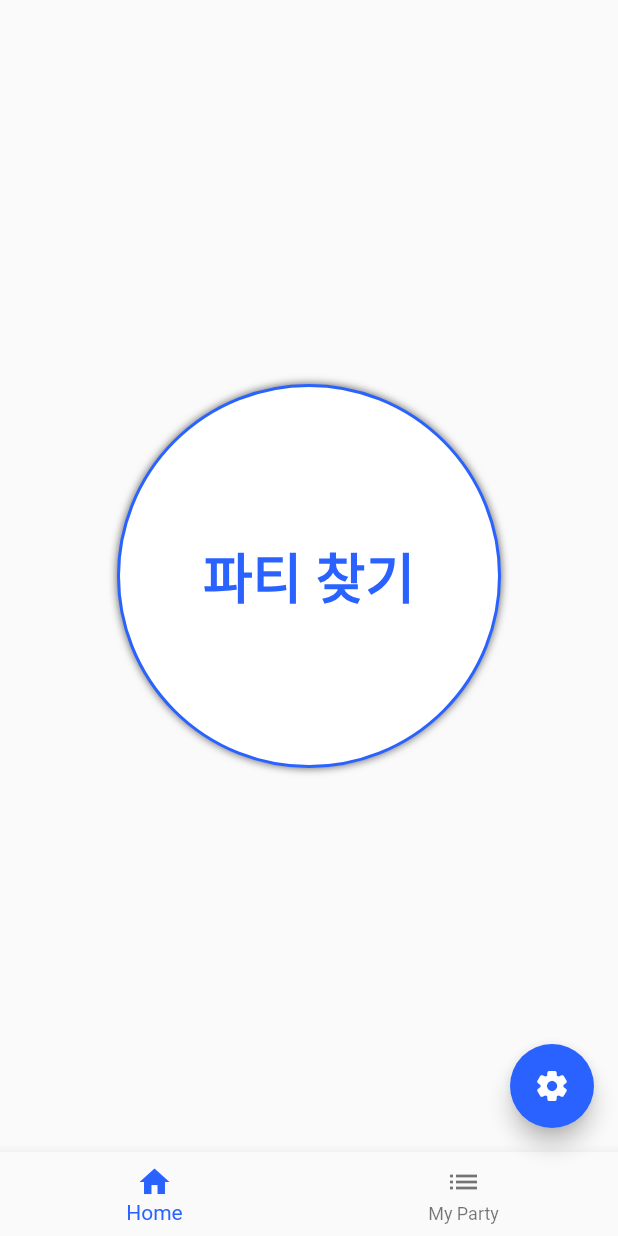
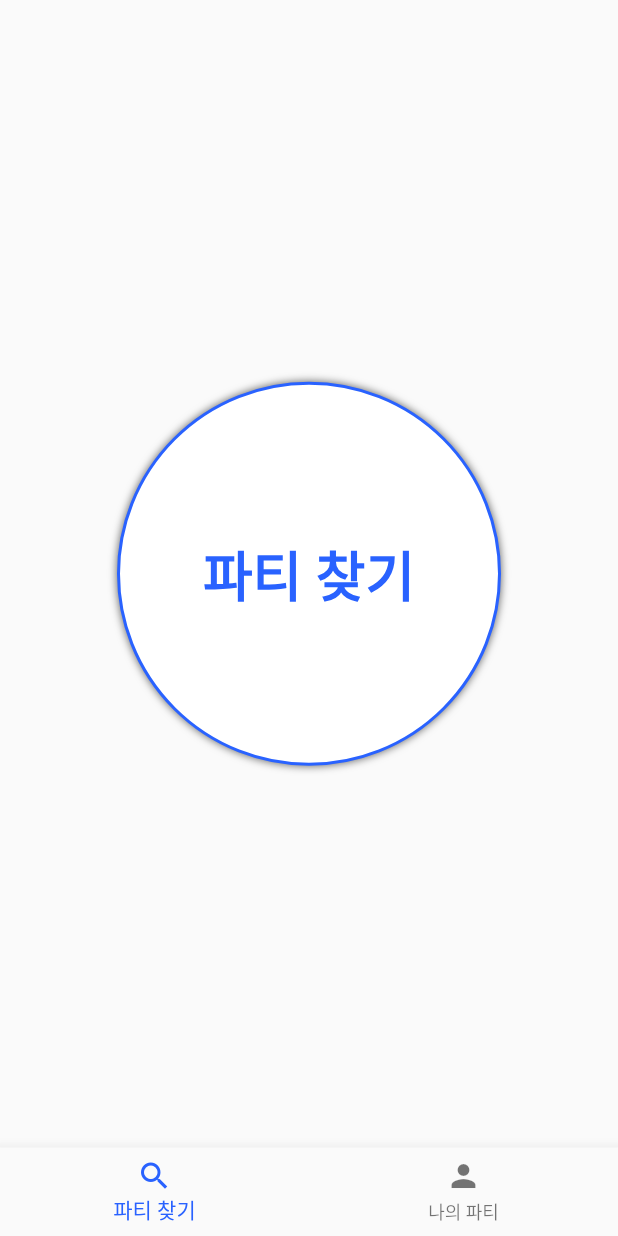
Before and after one commit to outters/gongpot_client, a Flutter app: the screen it shows after launch, on a phone screen of 412 x 824 dp. Run offline on Flutter 3.47's test engine with Material 2 defaults, Android fonts, the phone set to English and light mode, and no system bars; our stand-ins replace go_router, logger.

Commit message:
feat:7-add my party page - implements my party page (just mock ui) - need to improve

```diff
--- a/lib/main.dart
+++ b/lib/main.dart
@@ -3,7 +3,7 @@ import 'package:gongpot/routes/routes.dart';
 import 'package:gongpot/styles/theme.dart';
 
 void main(List<String> args) {
-  runApp( const MyApp());
+  runApp(const MyApp());
 }
 
 class MyApp extends StatelessWidget {
@@ -12,6 +12,7 @@ class MyApp extends StatelessWidget {
   @override
   Widget build(BuildContext context) {
     return MaterialApp.router(
+      debugShowCheckedModeBanner: false,
       routerConfig: router,
       theme: lightTheme,
     );
--- /dev/null
+++ b/lib/providers/party_provider.dart
@@ -0,0 +1,3 @@
+import 'package:flutter/material.dart';
+
+class PartyProvider extends ChangeNotifier {}
--- a/lib/routes/paths.dart
+++ b/lib/routes/paths.dart
@@ -1,3 +1,5 @@
 abstract class Paths {
-  static String main = '/';
+  static String root = '/';
+  static String findParty = '/find_party';
+  static String myParty = '/my_party';
 }
--- a/lib/routes/routes.dart
+++ b/lib/routes/routes.dart
@@ -1,12 +1,30 @@
+import 'package:flutter/material.dart';
 import 'package:go_router/go_router.dart';
-import 'package:gongpot/views/home/home.dart';
+import 'package:gongpot/views/find_party/find_party.dart';
 import 'package:gongpot/routes/paths.dart';
+import 'package:gongpot/views/my_party/my_party.dart';
+import 'package:gongpot/views/shell/shell.dart';
+
+final GlobalKey<NavigatorState> rootNavKey = GlobalKey<NavigatorState>();
+final GlobalKey<NavigatorState> shellNavKey = GlobalKey<NavigatorState>();
 
 GoRouter router = GoRouter(
+  navigatorKey: rootNavKey,
+  initialLocation: Paths.findParty,
   routes: [
-    GoRoute(
-      path: Paths.main,
-      builder: (context, state) => const Home(),
-    )
+    ShellRoute(
+      navigatorKey: shellNavKey,
+      routes: [
+        GoRoute(
+          path: Paths.findParty,
+          pageBuilder: (context, state) => const NoTransitionPage(child: FindParty()),
+        ),
+        GoRoute(
+          path: Paths.myParty,
+          pageBuilder: (context, state) => const NoTransitionPage(child: MyParty()),
+        )
+      ],
+      builder: (context, state, child) => Shell(state: state, child: child),
+    ),
   ],
 );
--- a/lib/views/home/home.dart
+++ b/lib/views/find_party/find_party.dart
@@ -3,15 +3,14 @@ import 'package:flutter/material.dart';
 import 'package:gongpot/providers/find_party_provider.dart';
 import 'package:provider/provider.dart';
 
-class Home extends StatelessWidget {
-  const Home({super.key});
+class FindParty extends StatelessWidget {
+  const FindParty({super.key});
 
   @override
   Widget build(BuildContext context) {
     return ChangeNotifierProvider(
       create: (context) => FindPartyProvider(),
-      child: Scaffold(
-        body: Center(
+      child: Center(
         child: Column(
           mainAxisAlignment: MainAxisAlignment.center,
           children: [
@@ -20,53 +19,24 @@ class Home extends StatelessWidget {
                 provider: provider,
                 onTap: () async {
                   await provider.findParty().then((value) {
-                      if (!value) {
                     showDialog(
                       context: context,
                       builder: (context) => AlertDialog(
                         title: const Text('알림'),
                         content: Column(
                           mainAxisSize: MainAxisSize.min,
-                              children: const [
-                                Text('파티를 찾지 못했습니다'),
+                          children: [
+                            Text(value ? '파티를 찾았습니다' : '파티를 찾지 못했습니다'),
                           ],
                         ),
                       ),
                     );
-                      } else {
-                        showDialog(
-                          context: context,
-                          builder: (context) => AlertDialog(
-                            title: const Text('알림'),
-                            content: Column(
-                              mainAxisSize: MainAxisSize.min,
-                              children: const [
-                                Text('파티를 찾았습니다'),
-                              ],
-                            ),
-                          ),
-                        );
-                      }
                   });
                 },
               ),
             )
           ],
         ),
-        ),
-        floatingActionButton: FloatingActionButton(
-          onPressed: () {},
-          backgroundColor: Theme.of(context).colorScheme.primary,
-          child: Icon(
-            Icons.settings_rounded,
-            size: 24.0,
-            color: Theme.of(context).colorScheme.onPrimary,
-          ),
-        ),
-        bottomNavigationBar: BottomNavigationBar(items: [
-          BottomNavigationBarItem(icon: Icon(Icons.home), label: 'Home'),
-          BottomNavigationBarItem(icon: Icon(Icons.list), label: 'My Party'),
-        ]),
       ),
     );
   }
--- /dev/null
+++ b/lib/views/shell/shell.dart
@@ -0,0 +1,56 @@
+import 'package:flutter/material.dart';
+import 'package:go_router/go_router.dart';
+import 'package:gongpot/routes/paths.dart';
+
+class Shell extends StatefulWidget {
+  const Shell({
+    super.key,
+    required this.state,
+    required this.child,
+  });
+
+  final GoRouterState state;
+  final Widget child;
+
+  @override
+  State<Shell> createState() => _ShellState();
+}
+
+class _ShellState extends State<Shell> {
+  late int currentIndex;
+
+  @override
+  void initState() {
+    currentIndex = 0;
+    super.initState();
+  }
+
+  @override
+  Widget build(BuildContext context) {
+    return Scaffold(
+      body: widget.child,
+      bottomNavigationBar: BottomNavigationBar(
+        currentIndex: currentIndex,
+        items: const [
+          BottomNavigationBarItem(icon: Icon(Icons.search), label: '파티 찾기'),
+          BottomNavigationBarItem(icon: Icon(Icons.person), label: '나의 파티'),
+        ],
+        onTap: (value) {
+          setState(() {
+            currentIndex = value;
+          });
+
+          switch (currentIndex) {
+            case 0:
+              context.go(Paths.findParty);
+              break;
+            case 1:
+              context.go(Paths.myParty);
+              break;
+            default:
+          }
+        },
+      ),
+    );
+  }
+}
```
Also changed, not shown: lib/views/find_party/bottom_bar.dart (added, +16 -0 lines), lib/views/my_party/my_party.dart (added, +168 -0 lines). Lines whose indentation alone changed are shown as unchanged.
